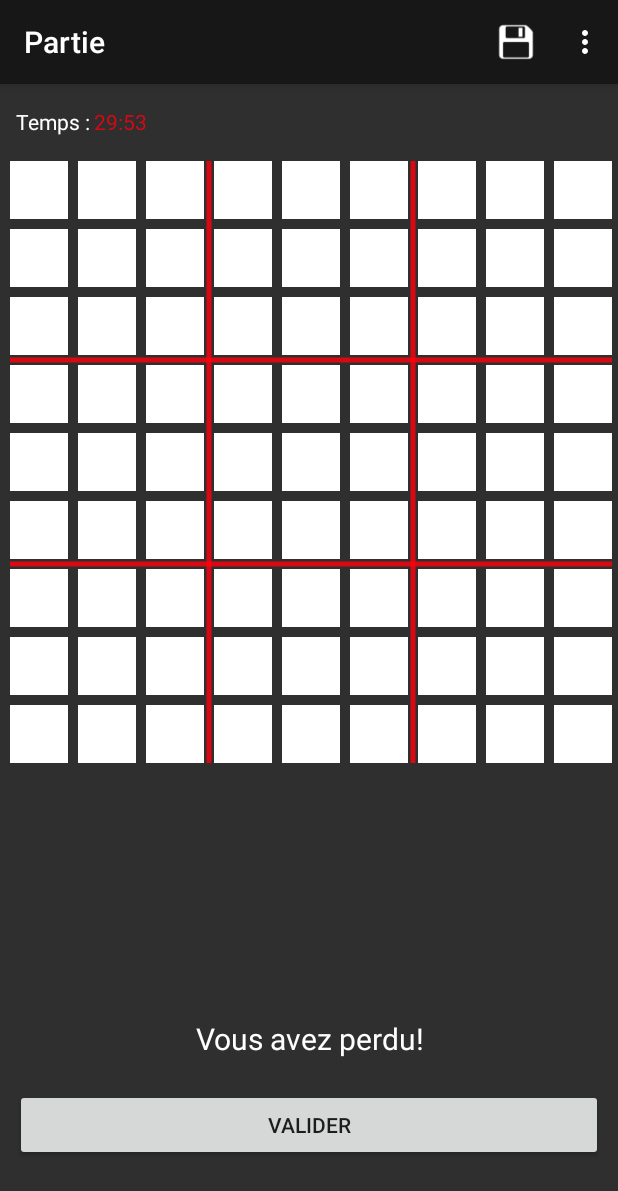
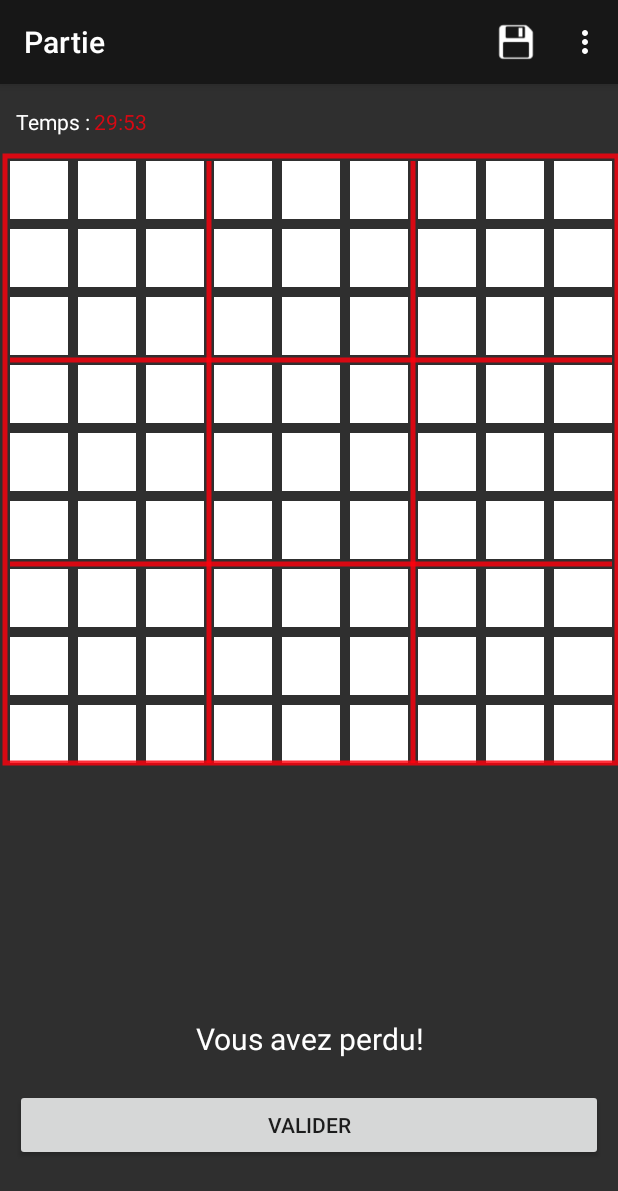
Before and after one commit to handaoui-mohamed/smart-sudoku, an Android app: the GameActivity screen opened directly, with no data from a screen before it, after a tap on "VALIDER", on a phone screen of 412 x 824 dp. Shown: the top 1191 px of the screen. Run offline under Robolectric (Android 15) with nearby library versions, the phone set to English and light mode, and no system bars; 1 other tap on this screen came first.

Commit message:
added win and loss colors

```diff
--- a/SmartSudoku/app/src/main/java/com/handaomo/smartsudoku/Activities/GameActivity.java
+++ b/SmartSudoku/app/src/main/java/com/handaomo/smartsudoku/Activities/GameActivity.java
@@ -150,7 +150,9 @@ public class GameActivity extends AppCompatActivity {
     public void confirmSolution(View view) {
         countDownTimer.cancel();
         gameOver = true;
-        resultTxt.setText(grid.gagne() ? getString(R.string.you_won) : getString(R.string.you_lost));
+        boolean gameWon = grid.gagne();
+        resultTxt.setText(gameWon ? getString(R.string.you_won) : getString(R.string.you_lost));
+        grid.setGameState(gameWon ? 1 : 2);
     }
 
     public void loadNewConfig() {
@@ -187,8 +189,7 @@ public class GameActivity extends AppCompatActivity {
             }
 
             public void onFinish() {
-                gameOver = true;
-                resultTxt.setText(grid.gagne() ? getString(R.string.you_won) : getString(R.string.you_lost));
+                confirmSolution(null);
             }
         };
         countDownTimer.start();
@@ -227,6 +228,7 @@ public class GameActivity extends AppCompatActivity {
                 startActivity(settingsIntent);
                 return true;
             case R.id.newGameOptionBtn:
+                grid.setGameState(0);
                 loadNewConfig();
                 startNewCountDownTimer();
                 Toast.makeText(this, "Nouvelle partie chargée", Toast.LENGTH_LONG).show();
@@ -236,6 +238,7 @@ public class GameActivity extends AppCompatActivity {
                 Toast.makeText(this, "Partie sauvegardée", Toast.LENGTH_LONG).show();
                 return true;
             case R.id.loadOptionBtn:
+                grid.setGameState(0);
                 loadSavedConfig();
                 newGame = false;
                 startNewCountDownTimer();
--- a/SmartSudoku/app/src/main/java/com/handaomo/smartsudoku/Views/Grille.java
+++ b/SmartSudoku/app/src/main/java/com/handaomo/smartsudoku/Views/Grille.java
@@ -16,11 +16,14 @@ public class Grille extends View {
 
     public int spacing = 5;
 
+    public int gameState = 0; // 0 default state, 1 win, 2 loss
+
     private Paint paint;   // Pour dessiner la grille (lignes noires)
     private Paint paint1;   // Pour dessiner la grille (lignes noires)
     private Paint paint2;   // Pour le texte des cases fixes
     private Paint paint3;   // Pour dessiner les lignes rouges (grosse)
     private Paint paint4;   // Pour le texte noir des cases a modifier
+    private Paint paint5;   // Pour rectangle du fin de jeu
 
     int[][] matrix = new int[9][9];
     boolean[][] fixIdx = new boolean[9][9];
@@ -75,6 +78,12 @@ public class Grille extends View {
         paint4.setAntiAlias(true);
         paint4.setTextSize(textSize);
         paint4.setColor(Color.BLACK);
+
+
+        paint5 = new Paint();
+        paint5.setAntiAlias(true);
+        paint5.setStrokeWidth(spacing);
+        paint5.setStyle(Paint.Style.STROKE);
     }
 
     @Override
@@ -97,6 +106,11 @@ public class Grille extends View {
                 canvas.drawRect(j + n, i + spacing, j + spacing, i + n,
                         fixIdx[i / n][j / n] ? paint : paint1);
             }
+        }
+
+        if(gameState != 0){
+            paint5.setColor(getResources().getColor(gameState == 1 ?  R.color.green : R.color.red));
+            canvas.drawRect(spacing / 2, spacing / 2, w + spacing / 2, w, paint5);
         }
 
         String s;
@@ -160,7 +174,7 @@ public class Grille extends View {
     public boolean isNotFix(int x, int y) {
         int idy = getYFromMatrix(y);
         int idx = getXFromMatrix(x);
-        if(idx > 8 || idy > 8) return true;
+        if (idx > 8 || idy > 8) return true;
         return fixIdx[getYFromMatrix(y)][getXFromMatrix(x)];
     }
 
@@ -210,4 +224,10 @@ public class Grille extends View {
     public void setSpacing(int spacing) {
         this.spacing = spacing;
     }
+
+
+    public void setGameState(int gameState) {
+        this.gameState = gameState;
+        invalidate();
+    }
 }
--- a/SmartSudoku/app/src/main/res/values/colors.xml
+++ b/SmartSudoku/app/src/main/res/values/colors.xml
@@ -7,5 +7,6 @@
     <color name="background">#f1232323</color>
     <color name="cardBackground">#eee</color>
     <color name="red">#cfff000d</color>
+    <color name="green">#27ae60</color>
     <color name="white">#ffffff</color>
 </resources>
```
